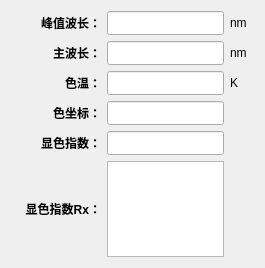
The window that HeGui/HSpecDetailWidget.ui (hexianqi/QtCode) describes before a commit, drawn with Qt 5.
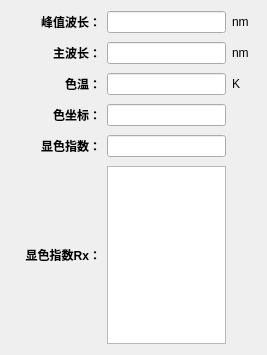
The same window after the commit.

```diff
--- a/HeGui/HSpecDetailWidget.ui
+++ b/HeGui/HSpecDetailWidget.ui
@@ -6,20 +6,23 @@
    <rect>
     <x>0</x>
     <y>0</y>
-    <width>265</width>
-    <height>268</height>
+    <width>267</width>
+    <height>355</height>
    </rect>
   </property>
   <property name="windowTitle">
    <string>Form</string>
   </property>
   <layout class="QGridLayout" name="gridLayout">
+   <property name="verticalSpacing">
+    <number>9</number>
+   </property>
    <item row="0" column="0">
     <widget class="QLabel" name="label_001">
      <property name="minimumSize">
       <size>
        <width>90</width>
-       <height>24</height>
+       <height>0</height>
       </size>
      </property>
      <property name="text">
@@ -35,12 +38,6 @@
    </item>
    <item row="0" column="1">
     <widget class="QLineEdit" name="lineEdit_001">
-     <property name="minimumSize">
-      <size>
-       <width>90</width>
-       <height>24</height>
-      </size>
-     </property>
      <property name="alignment">
       <set>Qt::AlignCenter</set>
      </property>
@@ -54,7 +51,7 @@
      <property name="minimumSize">
       <size>
        <width>24</width>
-       <height>24</height>
+       <height>0</height>
       </size>
      </property>
      <property name="text">
@@ -70,7 +67,7 @@
      <property name="minimumSize">
       <size>
        <width>90</width>
-       <height>24</height>
+       <height>0</height>
       </size>
      </property>
      <property name="text">
@@ -86,12 +83,6 @@
    </item>
    <item row="1" column="1">
     <widget class="QLineEdit" name="lineEdit_002">
-     <property name="minimumSize">
-      <size>
-       <width>90</width>
-       <height>24</height>
-      </size>
-     </property>
      <property name="alignment">
       <set>Qt::AlignCenter</set>
      </property>
@@ -105,7 +96,7 @@
      <property name="minimumSize">
       <size>
        <width>24</width>
-       <height>24</height>
+       <height>0</height>
       </size>
      </property>
      <property name="text">
@@ -121,7 +112,7 @@
      <property name="minimumSize">
       <size>
        <width>90</width>
-       <height>24</height>
+       <height>0</height>
       </size>
      </property>
      <property name="text">
@@ -137,12 +128,6 @@
    </item>
    <item row="2" column="1">
     <widget class="QLineEdit" name="lineEdit_003">
-     <property name="minimumSize">
-      <size>
-       <width>90</width>
-       <height>24</height>
-      </size>
-     </property>
      <property name="alignment">
       <set>Qt::AlignCenter</set>
      </property>
@@ -156,7 +141,7 @@
      <property name="minimumSize">
       <size>
        <width>24</width>
-       <height>24</height>
+       <height>0</height>
       </size>
      </property>
      <property name="text">
@@ -172,7 +157,7 @@
      <property name="minimumSize">
       <size>
        <width>90</width>
-       <height>24</height>
+       <height>0</height>
       </size>
      </property>
      <property name="text">
@@ -188,12 +173,6 @@
    </item>
    <item row="3" column="1">
     <widget class="QLineEdit" name="lineEdit_004">
-     <property name="minimumSize">
-      <size>
-       <width>90</width>
-       <height>24</height>
-      </size>
-     </property>
      <property name="alignment">
       <set>Qt::AlignCenter</set>
      </property>
@@ -207,7 +186,7 @@
      <property name="minimumSize">
       <size>
        <width>90</width>
-       <height>24</height>
+       <height>0</height>
       </size>
      </property>
      <property name="text">
@@ -223,12 +202,6 @@
    </item>
    <item row="4" column="1">
     <widget class="QLineEdit" name="lineEdit_005">
-     <property name="minimumSize">
-      <size>
-       <width>90</width>
-       <height>24</height>
-      </size>
-     </property>
      <property name="alignment">
       <set>Qt::AlignCenter</set>
      </property>
```
